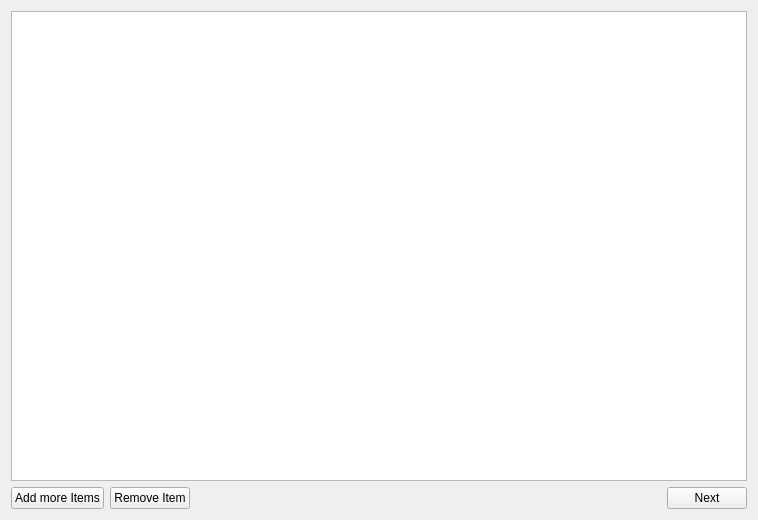
Before: the Qt Designer form src/Pages/mediapage.ui in keshavbhatt/formatforge, drawn with Qt 5.
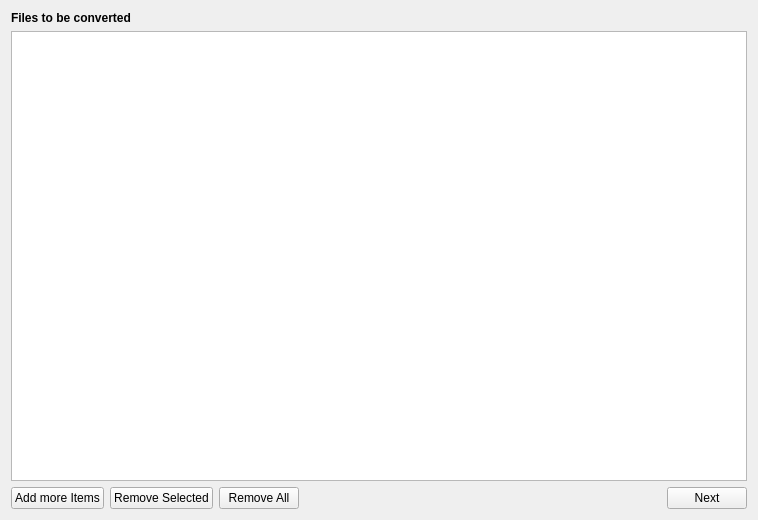
After: the same form once the commit is applied.

What changed in the file:
```diff
--- a/src/Pages/mediapage.ui
+++ b/src/Pages/mediapage.ui
@@ -14,6 +14,18 @@
    <string>Form</string>
   </property>
   <layout class="QVBoxLayout" name="verticalLayout">
+   <item>
+    <widget class="QLabel" name="label">
+     <property name="font">
+      <font>
+       <bold>true</bold>
+      </font>
+     </property>
+     <property name="text">
+      <string>Files to be converted</string>
+     </property>
+    </widget>
+   </item>
    <item>
     <widget class="QListWidget" name="mediaListWidget"/>
    </item>
@@ -32,7 +44,14 @@
      <item>
       <widget class="QPushButton" name="pushButton">
        <property name="text">
-        <string>Remove Item</string>
+        <string>Remove Selected</string>
+       </property>
+      </widget>
+     </item>
+     <item>
+      <widget class="QPushButton" name="pushButton_2">
+       <property name="text">
+        <string>Remove All</string>
        </property>
       </widget>
      </item>
```
